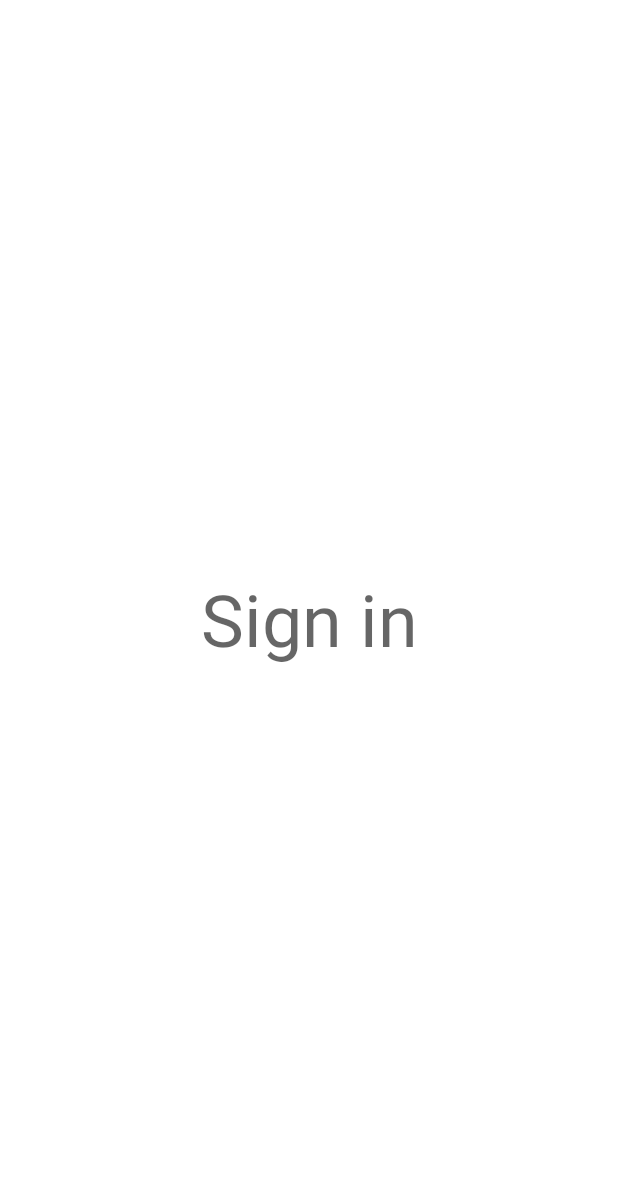
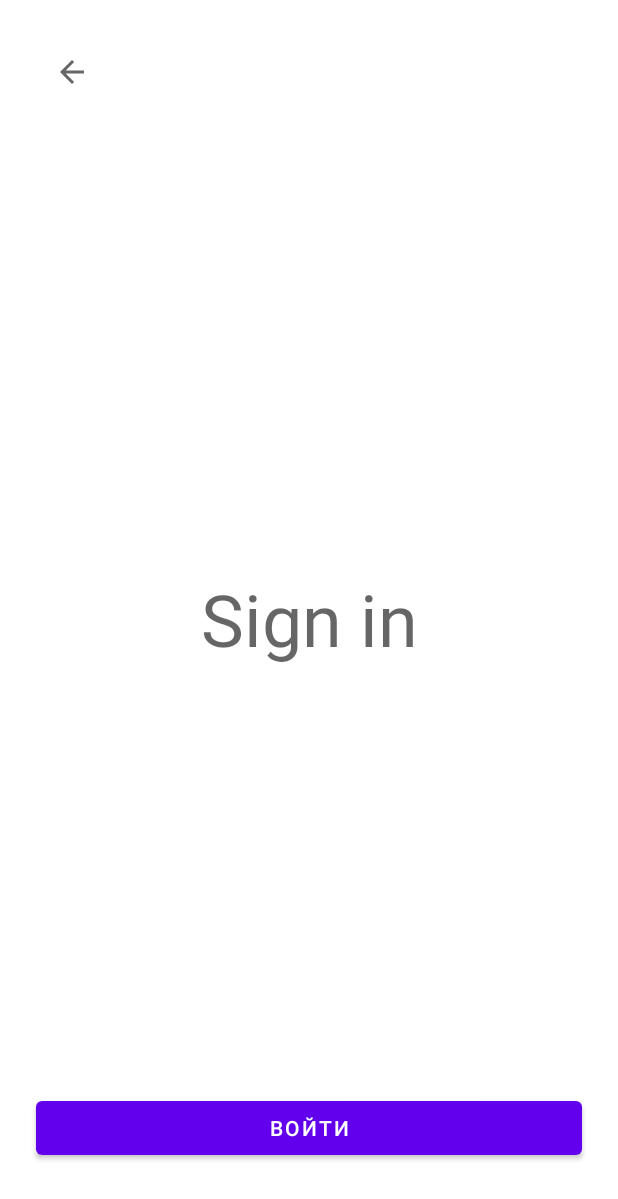
Before and after one commit to mmvpm/AndroidCourse, an Android app: the layout fragment_sign_in.xml on its own in the app's theme, with its tools: preview values and no code run, on a phone screen of 412 x 824 dp. Shown: the top 1199 px of the screen. Run offline under Robolectric (Android 15) with nearby library versions, the phone set to English and light mode, and no system bars.

Commit message:
add fake sign in

```diff
--- a/app/src/main/java/com/nikitastroganov/androidcourse/ui/MainViewModel.kt
+++ b/app/src/main/java/com/nikitastroganov/androidcourse/ui/MainViewModel.kt
@@ -1,10 +1,11 @@
 package com.nikitastroganov.androidcourse.ui
 
+import com.nikitastroganov.androidcourse.repository.AuthRepository
 import com.nikitastroganov.androidcourse.ui.base.BaseViewModel
 import kotlinx.coroutines.flow.Flow
 import kotlinx.coroutines.flow.MutableStateFlow
 
 class MainViewModel : BaseViewModel() {
 
-    val isAuthorizedFlow: Flow<Boolean> = MutableStateFlow(true)
+    val isAuthorizedFlow: Flow<Boolean> = AuthRepository.isAuthorizedFlow
 }
--- a/app/src/main/java/com/nikitastroganov/androidcourse/ui/singin/SignInViewModel.kt
+++ /dev/null
@@ -1,5 +0,0 @@
-package com.nikitastroganov.androidcourse.ui.singin
-
-import com.nikitastroganov.androidcourse.ui.base.BaseViewModel
-
-class SignInViewModel : BaseViewModel()
--- /dev/null
+++ b/app/src/main/res/drawable/ic_arrow_back_black_24dp.xml
@@ -0,0 +1,10 @@
+<vector xmlns:android="http://schemas.android.com/apk/res/android"
+    android:width="24dp"
+    android:height="24dp"
+    android:viewportWidth="24"
+    android:viewportHeight="24"
+    android:tint="?attr/colorControlNormal">
+  <path
+      android:fillColor="@android:color/white"
+      android:pathData="M20,11H7.83l5.59,-5.59L12,4l-8,8 8,8 1.41,-1.41L7.83,13H20v-2z"/>
+</vector>
--- a/app/src/main/res/layout/fragment_sign_in.xml
+++ b/app/src/main/res/layout/fragment_sign_in.xml
@@ -14,4 +14,27 @@
         app:layout_constraintStart_toStartOf="parent"
         app:layout_constraintTop_toTopOf="parent" />
 
+    <ImageButton
+        android:id="@+id/backButton"
+        android:layout_width="48dp"
+        android:layout_height="48dp"
+        android:layout_marginStart="24dp"
+        android:layout_marginTop="24dp"
+        android:background="?attr/selectableItemBackground"
+        android:src="@drawable/ic_arrow_back_black_24dp"
+        app:layout_constraintStart_toStartOf="parent"
+        app:layout_constraintTop_toTopOf="parent" />
+
+    <Button
+        android:id="@+id/signInButton"
+        android:layout_width="0dp"
+        android:layout_height="wrap_content"
+        android:layout_marginHorizontal="24dp"
+        android:layout_marginBottom="48dp"
+        android:text="@string/sign_in_sign_in_button_text"
+        app:layout_constraintBottom_toBottomOf="parent"
+        app:layout_constraintEnd_toEndOf="parent"
+        app:layout_constraintStart_toStartOf="parent" />
+
+
 </androidx.constraintlayout.widget.ConstraintLayout>
--- a/app/src/main/res/navigation/guest_nav_graph.xml
+++ b/app/src/main/res/navigation/guest_nav_graph.xml
@@ -17,7 +17,7 @@
     </fragment>
     <fragment
         android:id="@+id/signInFragment"
-        android:name="com.nikitastroganov.androidcourse.ui.singin.SignInFragment"
+        android:name="com.nikitastroganov.androidcourse.ui.signin.SignInFragment"
         android:label="SignInFragment" />
     <fragment
         android:id="@+id/signUpFragment"
--- a/app/src/main/res/values-night/themes.xml
+++ b/app/src/main/res/values-night/themes.xml
@@ -1,6 +1,6 @@
 <resources xmlns:tools="http://schemas.android.com/tools">
     <!-- Base application theme. -->
-    <style name="Theme.AndroidCourse" parent="Theme.MaterialComponents.DayNight.DarkActionBar">
+    <style name="Theme.AndroidCourse" parent="Theme.MaterialComponents.DayNight.NoActionBar">
         <!-- Primary brand color. -->
         <item name="colorPrimary">@color/purple_200</item>
         <item name="colorPrimaryVariant">@color/purple_700</item>
--- a/app/src/main/res/values/strings.xml
+++ b/app/src/main/res/values/strings.xml
@@ -12,4 +12,5 @@
     <string name="bottom_navigation_title_favorite">Лайки</string>
     <string name="bottom_navigation_title_bookmarks">Закладки</string>
     <string name="bottom_navigation_title_person">Профиль</string>
+    <string name="sign_in_sign_in_button_text">Войти</string>
 </resources>
--- a/app/src/main/res/values/themes.xml
+++ b/app/src/main/res/values/themes.xml
@@ -1,6 +1,6 @@
 <resources xmlns:tools="http://schemas.android.com/tools">
     <!-- Base application theme. -->
-    <style name="Theme.AndroidCourse" parent="Theme.MaterialComponents.DayNight.DarkActionBar">
+    <style name="Theme.AndroidCourse" parent="Theme.MaterialComponents.DayNight.NoActionBar">
         <!-- Primary brand color. -->
         <item name="colorPrimary">@color/purple_500</item>
         <item name="colorPrimaryVariant">@color/purple_700</item>
```
Also changed, not shown: app/src/main/java/com/nikitastroganov/androidcourse/repository/AuthRepository.kt (added, +18 -0 lines), app/src/main/java/com/nikitastroganov/androidcourse/ui/onboarding/OnboardingFragment.kt (+3 -4 lines), app/src/main/java/com/nikitastroganov/androidcourse/ui/signin/SignInFragment.kt (added, +27 -0 lines), app/src/main/java/com/nikitastroganov/androidcourse/ui/signin/SignInViewModel.kt (added, +15 -0 lines), app/src/main/java/com/nikitastroganov/androidcourse/ui/singin/SignInFragment.kt (deleted, +0 -15 lines), app/src/main/res/menu/bottom_navigation_menu.xml (+5 -5 lines), app/src/main/res/drawable/ic_bookmarks_white_24dp.xml (renamed from app/src/main/res/drawable/ic_baseline_bookmarks_24.xml), app/src/main/res/drawable/ic_favorite_white_24dp.xml (renamed from app/src/main/res/drawable/ic_baseline_favorite_24.xml), app/src/main/res/drawable/ic_home_white_24dp.xml (renamed from app/src/main/res/drawable/ic_baseline_home_24.xml), app/src/main/res/drawable/ic_people_white_24dp.xml (renamed from app/src/main/res/drawable/ic_baseline_people_alt_24.xml), app/src/main/res/drawable/ic_person_white_24dp.xml (renamed from app/src/main/res/drawable/ic_baseline_person_24.xml).
